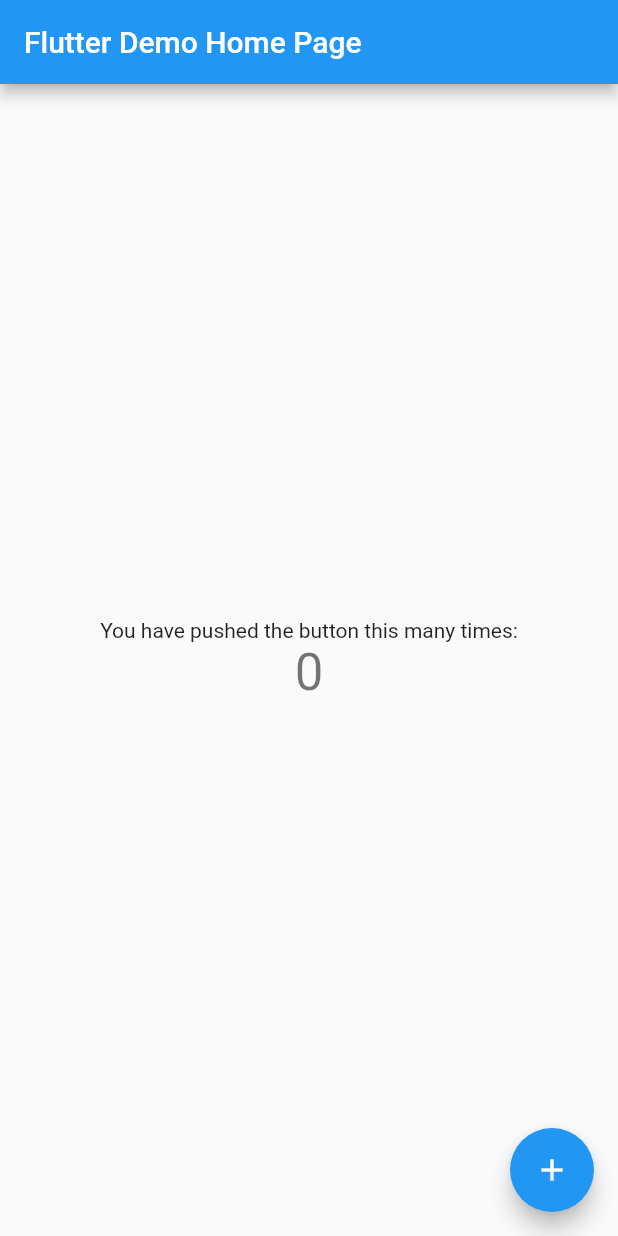
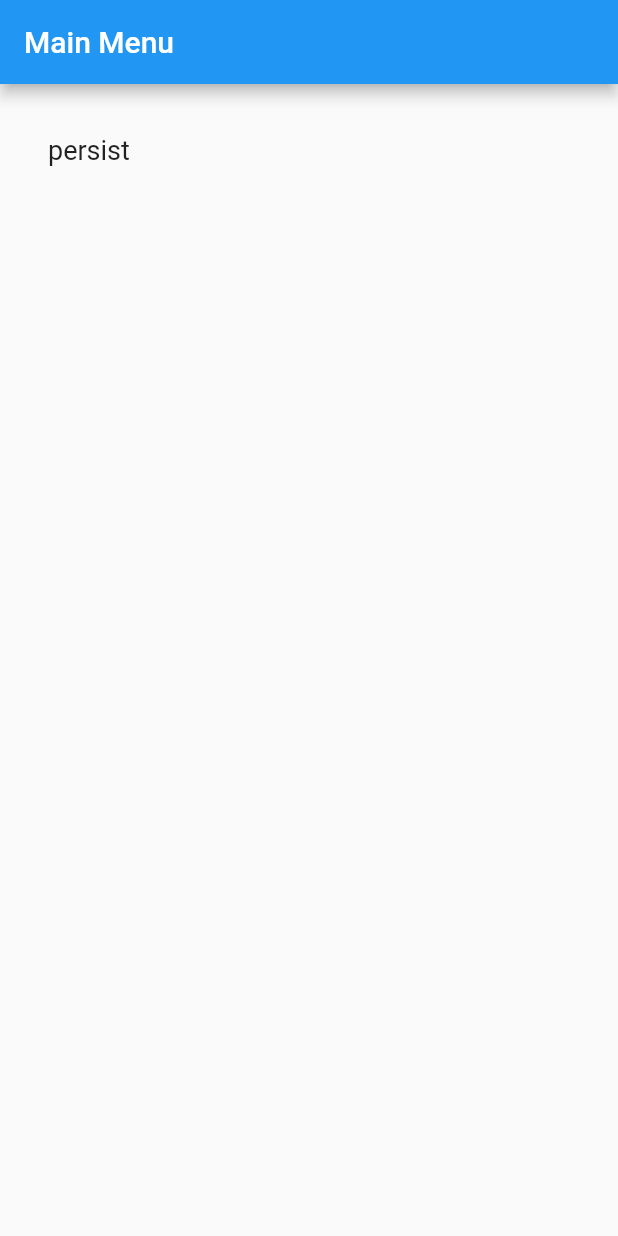
Before and after one commit to kazukinr/flutter_examples, a Flutter app: the screen it shows after launch, on a phone screen of 412 x 824 dp. Run offline on Flutter 3.47's test engine with Material 2 defaults, Android fonts, the phone set to English and light mode, and no system bars.

Commit message:
Show simple list on root view.

```diff
--- a/lib/main.dart
+++ b/lib/main.dart
@@ -5,109 +5,43 @@ void main() {
 }
 
 class MyApp extends StatelessWidget {
-  // This widget is the root of your application.
   @override
   Widget build(BuildContext context) {
     return MaterialApp(
-      title: 'Flutter Demo',
-      theme: ThemeData(
-        // This is the theme of your application.
-        //
-        // Try running your application with "flutter run". You'll see the
-        // application has a blue toolbar. Then, without quitting the app, try
-        // changing the primarySwatch below to Colors.green and then invoke
-        // "hot reload" (press "r" in the console where you ran "flutter run",
-        // or simply save your changes to "hot reload" in a Flutter IDE).
-        // Notice that the counter didn't reset back to zero; the application
-        // is not restarted.
-        primarySwatch: Colors.blue,
-      ),
-      home: MyHomePage(title: 'Flutter Demo Home Page'),
+      title: 'Flutter Examples',
+      home: MenuList(),
     );
   }
 }
 
-class MyHomePage extends StatefulWidget {
-  MyHomePage({Key? key, required this.title}) : super(key: key);
-
-  // This widget is the home page of your application. It is stateful, meaning
-  // that it has a State object (defined below) that contains fields that affect
-  // how it looks.
-
-  // This class is the configuration for the state. It holds the values (in this
-  // case the title) provided by the parent (in this case the App widget) and
-  // used by the build method of the State. Fields in a Widget subclass are
-  // always marked "final".
-
-  final String title;
-
-  @override
-  _MyHomePageState createState() => _MyHomePageState();
-}
-
-class _MyHomePageState extends State<MyHomePage> {
-  int _counter = 0;
-
-  void _incrementCounter() {
-    setState(() {
-      // This call to setState tells the Flutter framework that something has
-      // changed in this State, which causes it to rerun the build method below
-      // so that the display can reflect the updated values. If we changed
-      // _counter without calling setState(), then the build method would not be
-      // called again, and so nothing would appear to happen.
-      _counter++;
-    });
-  }
+class MenuList extends StatelessWidget {
+  final _biggerFont = TextStyle(fontSize: 18.0);
 
   @override
   Widget build(BuildContext context) {
-    // This method is rerun every time setState is called, for instance as done
-    // by the _incrementCounter method above.
-    //
-    // The Flutter framework has been optimized to make rerunning build methods
-    // fast, so that you can just rebuild anything that needs updating rather
-    // than having to individually change instances of widgets.
     return Scaffold(
       appBar: AppBar(
-        // Here we take the value from the MyHomePage object that was created by
-        // the App.build method, and use it to set our appbar title.
-        title: Text(widget.title),
+        title: Text('Main Menu'),
       ),
-      body: Center(
-        // Center is a layout widget. It takes a single child and positions it
-        // in the middle of the parent.
-        child: Column(
-          // Column is also a layout widget. It takes a list of children and
-          // arranges them vertically. By default, it sizes itself to fit its
-          // children horizontally, and tries to be as tall as its parent.
-          //
-          // Invoke "debug painting" (press "p" in the console, choose the
-          // "Toggle Debug Paint" action from the Flutter Inspector in Android
-          // Studio, or the "Toggle Debug Paint" command in Visual Studio Code)
-          // to see the wireframe for each widget.
-          //
-          // Column has various properties to control how it sizes itself and
-          // how it positions its children. Here we use mainAxisAlignment to
-          // center the children vertically; the main axis here is the vertical
-          // axis because Columns are vertical (the cross axis would be
-          // horizontal).
-          mainAxisAlignment: MainAxisAlignment.center,
-          children: <Widget>[
-            Text(
-              'You have pushed the button this many times:',
-            ),
-            Text(
-              '$_counter',
-              style: Theme.of(context).textTheme.headline4,
-            ),
-          ],
-        ),
+      body: ListView.builder(
+        padding: EdgeInsets.all(16.0),
+        itemBuilder: (context, i) => _buildRow(_items[i]),
+        itemCount: _items.length,
       ),
-      floatingActionButton: FloatingActionButton(
-        onPressed: _incrementCounter,
-        tooltip: 'Increment',
-        child: Icon(Icons.add),
-      ), // This trailing comma makes auto-formatting nicer for build methods.
     );
   }
+
+  Widget _buildRow(_MenuItem item) => ListTile(
+        title: Text(item.label, style: _biggerFont),
+      );
 }
+
+class _MenuItem {
+  const _MenuItem(this.label);
+
+  final String label;
+}
+
+final _items = <_MenuItem>[
+  _MenuItem('persist'),
+];
```
Also changed, not shown: 1 other file.
